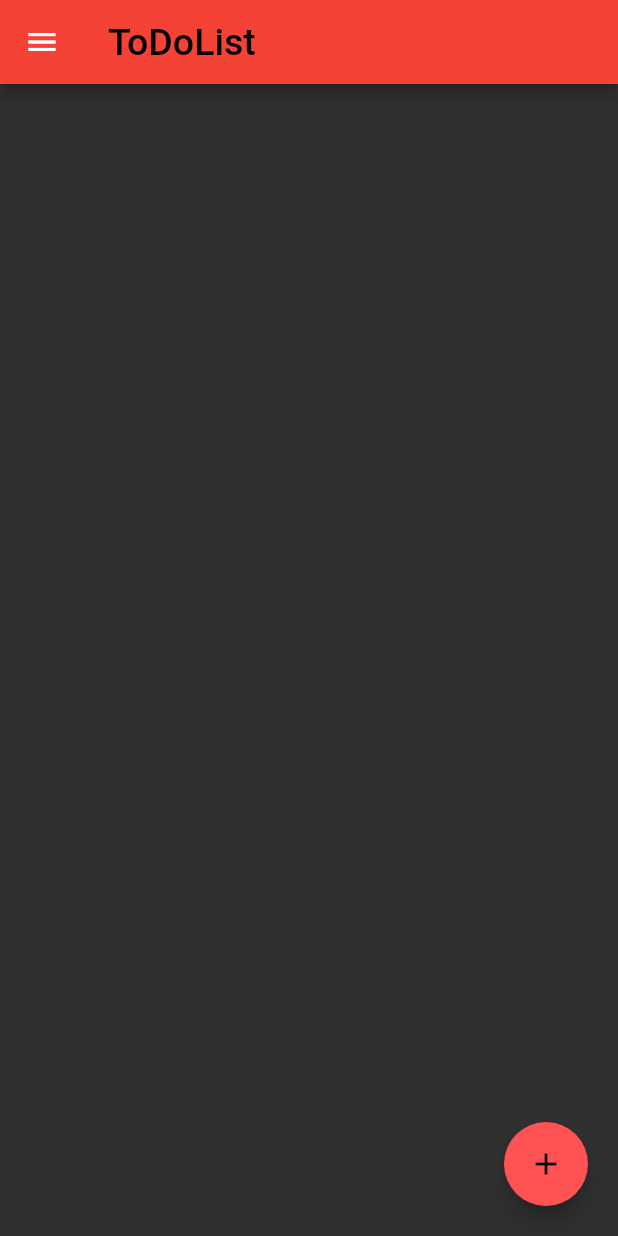
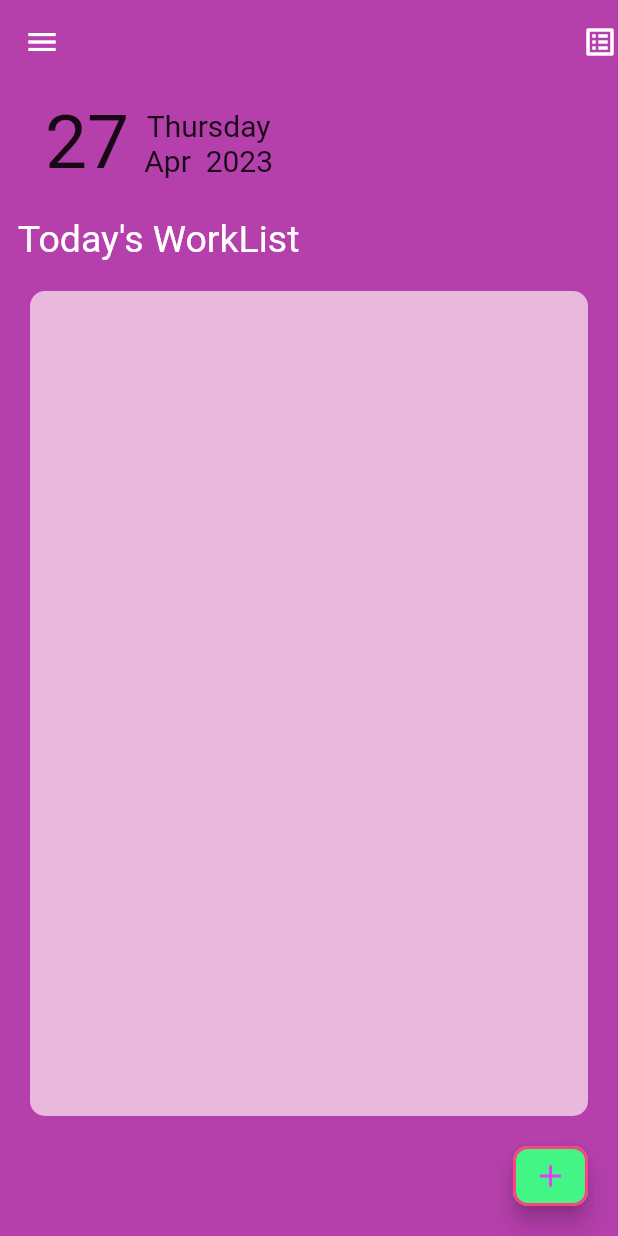
Before and after one commit to Milan-Tmg/TodoApp, a Flutter app: the screen it shows after launch, on a phone screen of 412 x 824 dp. Run offline on Flutter 3.47's test engine with Material 2 defaults, Android fonts, the phone set to English and light mode, and no system bars.

Commit message:
second commit

```diff
--- a/lib/main.dart
+++ b/lib/main.dart
@@ -1,12 +1,14 @@
 // ignore_for_file: camel_case_types
+
 import 'package:flutter/material.dart';
-
+import 'package:intl/intl.dart';
+import 'dart:core';
 import 'bottom.dart';
 
 void main() {
-  ThemeData Themdata = ThemeData(brightness: Brightness.dark);
+  // ThemeData Themdata = ThemeData(brightness: Brightness.dark);
   runApp(MaterialApp(
-    theme: Themdata,
+    // theme: Themdata,
     debugShowCheckedModeBanner: false,
     home: const Home_Screen(),
     title: 'ToDo',
@@ -27,50 +29,150 @@ class _Home_ScreenState extends State<Home_Screen> {
   Set<int> select = {};
   GlobalKey<FormState> _formKey = GlobalKey<FormState>();
 
+  String formattedDateTime =
+      DateFormat('EEEE, MMM d, yyyy').format(DateTime.now());
+  String month = DateFormat('MMM').format(DateTime.now());
+  String day = DateFormat('EEEE').format(DateTime.now());
+  Color first = Colors.purple;
+  Color second = Colors.pink;
+
   @override
   Widget build(BuildContext context) {
     return Scaffold(
+      appBar: AppBar(
+        elevation: 0,
+        backgroundColor: Colors.transparent,
+        actions: [
+          Icon(
+            Icons.list_alt_outlined,
+          ),
+        ],
+      ),
+      backgroundColor:
+          Color.alphaBlend(first.withOpacity(0.7), second.withOpacity(0.6)),
       drawer: Drawer(
+        backgroundColor: Color.fromARGB(255, 132, 86, 128),
         child: Padding(
           padding: const EdgeInsets.only(top: 100, left: 20),
           child: Column(
             crossAxisAlignment: CrossAxisAlignment.start,
             children: [
               const Divider(
-                color: Colors.black,
+                color: Color.fromARGB(255, 109, 79, 118),
                 thickness: 1,
               ),
               buildbottom(Icons.settings, 'Settings', () {}),
               buildbottom(Icons.info, 'info', () {
                 showAboutDialog(
                     context: context,
-                    applicationName: 'ToDo',
+                    applicationName: 'ToDo List',
                     children: [
                       Text(
-                          'This is a simple todo application with the functions adding work,marking the work and deleting them. ')
+                          'This is a simple todo application with the functions adding work,marking  and deleting.')
                     ]);
               })
             ],
           ),
         ),
       ),
-      appBar: AppBar(
-        backgroundColor: Colors.red,
-        title: const Text(
-          "ToDoList",
-          style: TextStyle(color: Colors.black, fontSize: 25),
+      body: Column(
+        crossAxisAlignment: CrossAxisAlignment.start,
+        children: [
+          SizedBox(
+            height: 10,
+          ),
+          Container(
+            padding: EdgeInsets.only(left: 30),
+            child: Row(
+              children: [
+                Text(
+                  DateTime.now().day.toString(),
+                  style: TextStyle(fontSize: 50),
+                ),
+                SizedBox(width: 10),
+                Column(
+                  children: [
+                    Text(
+                      day,
+                      style: TextStyle(fontSize: 20),
+                    ),
+                    Text(
+                      month + '\t\t' + (DateTime.now().year.toString()),
+                      style: TextStyle(fontSize: 20),
+                    ),
+                  ],
+                )
+              ],
             ),
           ),
-      body: Column(
-        children: [
+          Padding(
+            padding: const EdgeInsets.only(top: 20),
+            child: Text(
+              '  Today\'s WorkList',
+              style: TextStyle(fontSize: 25, color: Colors.white),
+            ),
+          ),
+
           //this is the build method to build the todo list
           Expanded(
+            child: Padding(
+              padding: const EdgeInsets.only(left: 20, right: 20, top: 20),
+              child: Container(
+                decoration: BoxDecoration(
+                  color: Color.fromARGB(255, 232, 184, 221),
+                  borderRadius: BorderRadius.circular(10),
+                ),
                 child: ListView.builder(
-              itemCount: index,
-              itemBuilder: (context, index) {
-                return Column(
+                  itemCount: todo.length,
+                  itemBuilder: (BuildContext context, index) {
+                    final item = todo[index];
+                    return Dismissible(
+                      confirmDismiss: (direction) async {
+                        final bool confirm = await showDialog(
+                            context: context,
+                            builder: (BuildContext context) {
+                              return AlertDialog(
+                                backgroundColor:
+                                    Color.fromARGB(255, 186, 161, 186),
+                                title: Text('Confirm'),
+                                content: Text(
+                                    'Are you sure want to delete this item?'),
+                                actions: [
+                                  TextButton(
+                                      onPressed: () =>
+                                          Navigator.of(context).pop(false),
+                                      child: Text(
+                                        'Cancel',
+                                        style: TextStyle(color: Colors.red),
+                                      )),
+                                  TextButton(
+                                      onPressed: () =>
+                                          Navigator.of(context).pop(true),
+                                      child: Text('Yes')),
+                                ],
+                              );
+                            });
+                        return confirm;
+                      },
+                      background: Container(
+                          color: Colors.red, child: Icon(Icons.delete)),
+                      movementDuration: Duration(milliseconds: 300),
+                      key: Key(item),
+                      onDismissed: (direction) {
+                        setState(() {
+                          todo.removeAt(index);
+                        });
+                      },
+                      child: Column(
                         children: [
-                    CheckboxListTile(
+                          Container(
+                            decoration: BoxDecoration(
+                              borderRadius: BorderRadius.circular(10),
+                              color: select.contains(index)
+                                  ? Color.fromARGB(255, 228, 158, 247)
+                                  : Colors.transparent,
+                            ),
+                            child: CheckboxListTile(
                               controlAffinity: ListTileControlAffinity.leading,
                               value: select.contains(index),
                               onChanged: (bool? value) {
@@ -87,29 +189,35 @@ class _Home_ScreenState extends State<Home_Screen> {
                               title: Text(
                                 todo[index],
                                 style: TextStyle(
+                                    color: Colors.black,
                                     decoration: select.contains(index)
                                         ? TextDecoration.lineThrough
                                         : TextDecoration.none,
                                     decorationThickness: 1,
-                            fontSize: 25,
+                                    fontSize: 20,
                                     fontStyle: FontStyle.normal,
                                     decorationColor: select.contains(index)
                                         ? Colors.redAccent
                                         : null),
                               ),
-                      activeColor: Colors.green,
+                              subtitle: Text(
+                                formattedDateTime,
+                                style: TextStyle(
+                                    color: Color.fromARGB(255, 139, 124, 124)),
+                              ),
+                              activeColor: Colors.redAccent,
                               checkColor: Colors.white,
                             ),
+                          ),
                           const Divider(
-                      indent: 5,
-                      endIndent: 5,
-                      height: 20,
-                      thickness: 2.0,
-                      color: Color.fromARGB(255, 149, 58, 66),
+                            color: Color.fromARGB(255, 192, 237, 236),
                           ),
                         ],
+                      ),
                     );
                   },
+                ),
+              ),
             ),
           ),
           const SizedBox(
@@ -122,13 +230,21 @@ class _Home_ScreenState extends State<Home_Screen> {
             child: Row(
               mainAxisAlignment: MainAxisAlignment.end,
               children: [
-                FloatingActionButton(
-                  backgroundColor: Colors.redAccent,
+                SizedBox(
+                  height: 40,
+                  width: 50,
+                  child: FloatingActionButton(
+                    shape: RoundedRectangleBorder(
+                        side: BorderSide(width: 2, color: Colors.pinkAccent),
+                        borderRadius: BorderRadius.circular(10)),
+                    backgroundColor: Color.fromARGB(255, 66, 245, 132),
                     onPressed: () {
                       showDialog(
                           context: context,
                           builder: (BuildContext context) {
                             return AlertDialog(
+                              backgroundColor:
+                                  Color.fromARGB(255, 187, 181, 181),
                               content: Form(
                                 key: _formKey,
                                 child: Padding(
@@ -182,7 +298,11 @@ class _Home_ScreenState extends State<Home_Screen> {
                             );
                           });
                     },
-                  child: const Icon(Icons.add),
+                    child: const Icon(
+                      Icons.add,
+                      color: Colors.purpleAccent,
+                    ),
+                  ),
                 ),
               ],
             ),
```
Lines whose indentation alone changed are shown as unchanged.
